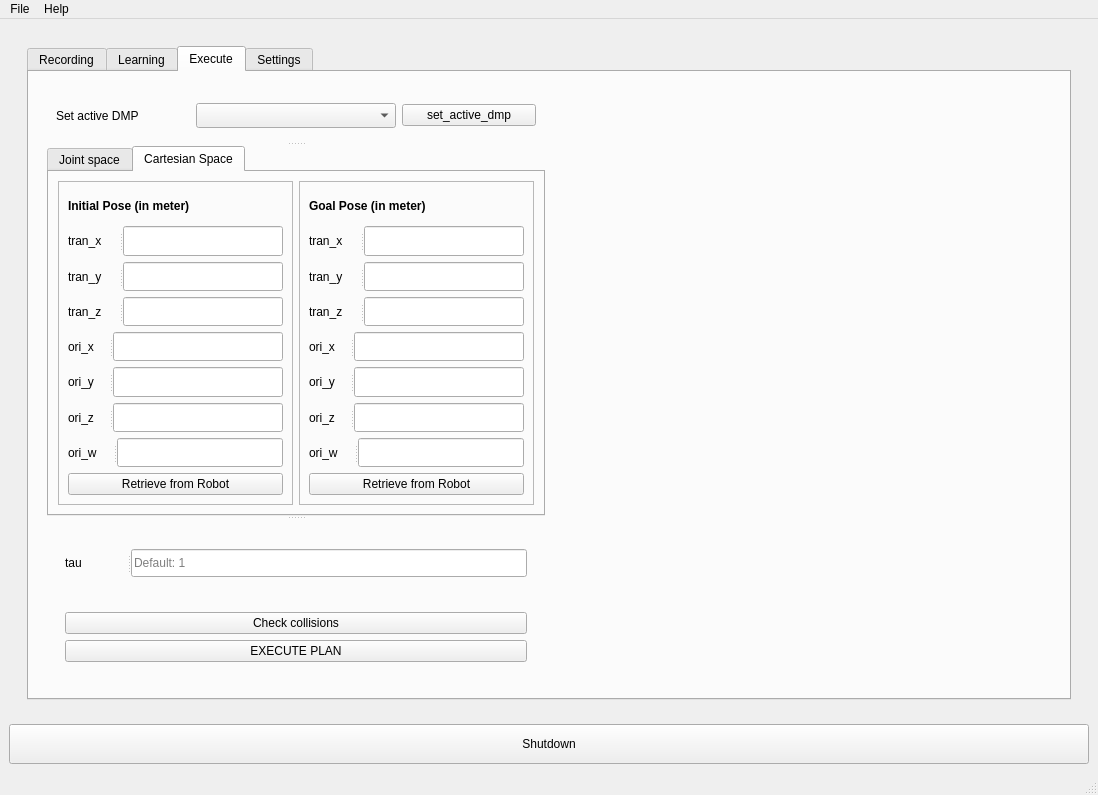
First picture: the form in roy_dmp/script/ui_dmp.ui, repository Izan00/ur_obstacle_avoidance, before the edit.
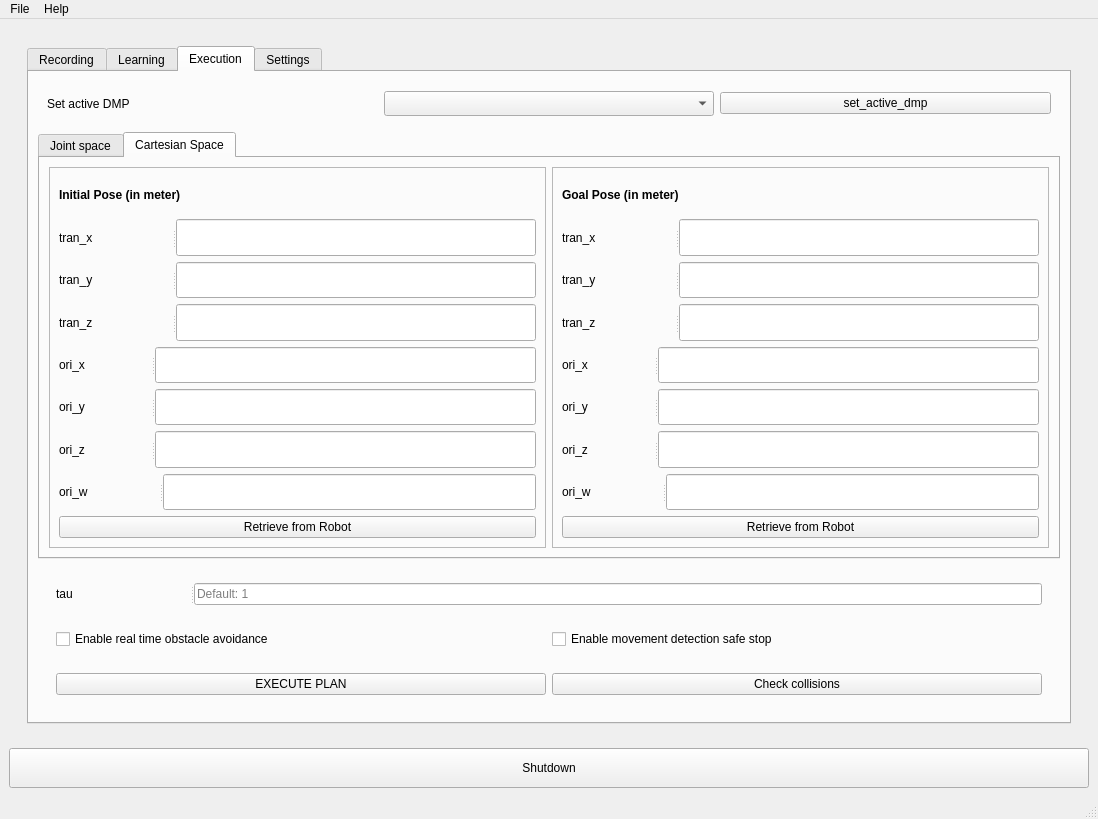
Second picture: the form after the edit. The open tabs and pages were chosen to show the change.

Commit message: gui bug-fixing + avoidance setup + obstacle teleop

```diff
--- a/roy_dmp/script/ui_dmp.ui
+++ b/roy_dmp/script/ui_dmp.ui
@@ -7,7 +7,7 @@
     <x>0</x>
     <y>0</y>
     <width>1098</width>
-    <height>795</height>
+    <height>819</height>
    </rect>
   </property>
   <property name="windowTitle">
@@ -688,28 +688,15 @@
                 </item>
                </layout>
               </widget>
-              <widget class="QWidget" name="Execute_tab">
+              <widget class="QWidget" name="Execution">
+               <property name="layoutDirection">
+                <enum>Qt::LeftToRight</enum>
+               </property>
                <attribute name="title">
-                <string>Execute</string>
+                <string>Execution</string>
                </attribute>
-               <layout class="QGridLayout" name="gridLayout_31">
-                <item row="0" column="1">
-                 <widget class="QFrame" name="frame_28">
-                  <property name="frameShape">
-                   <enum>QFrame::NoFrame</enum>
-                  </property>
-                  <property name="frameShadow">
-                   <enum>QFrame::Raised</enum>
-                  </property>
-                  <property name="lineWidth">
-                   <number>0</number>
-                  </property>
-                  <layout class="QHBoxLayout" name="horizontalLayout_3">
+               <layout class="QVBoxLayout" name="verticalLayout_29">
                    <item>
-                    <widget class="QSplitter" name="splitter_19">
-                     <property name="orientation">
-                      <enum>Qt::Vertical</enum>
-                     </property>
                      <widget class="QFrame" name="frame_29">
                       <property name="minimumSize">
                        <size>
@@ -756,6 +743,8 @@
                        </item>
                       </layout>
                      </widget>
+                </item>
+                <item>
                      <widget class="QTabWidget" name="tabWidget">
                       <property name="currentIndex">
                        <number>0</number>
@@ -1531,6 +1520,8 @@
                        </layout>
                       </widget>
                      </widget>
+                </item>
+                <item>
                      <widget class="QFrame" name="frame_31">
                       <property name="frameShape">
                        <enum>QFrame::NoFrame</enum>
@@ -1547,35 +1538,9 @@
                          <property name="frameShadow">
                           <enum>QFrame::Sunken</enum>
                          </property>
-                         <layout class="QGridLayout" name="gridLayout_30">
-                          <item row="1" column="0">
-                           <widget class="QPushButton" name="execute_plan_pushButton">
-                            <property name="text">
-                             <string>EXECUTE PLAN</string>
-                            </property>
-                           </widget>
-                          </item>
-                          <item row="0" column="0">
-                           <widget class="QPushButton" name="execute_collisionCheck_PB">
-                            <property name="text">
-                             <string>Check collisions</string>
-                            </property>
-                           </widget>
-                          </item>
-                         </layout>
-                        </widget>
-                       </item>
-                       <item row="0" column="0">
-                        <widget class="QFrame" name="frame_30">
-                         <property name="frameShape">
-                          <enum>QFrame::NoFrame</enum>
-                         </property>
-                         <property name="frameShadow">
-                          <enum>QFrame::Raised</enum>
-                         </property>
-                         <layout class="QVBoxLayout" name="verticalLayout_11">
+                     <layout class="QVBoxLayout" name="verticalLayout_27">
                           <item>
-                           <widget class="QSplitter" name="splitter_4">
+                       <widget class="QSplitter" name="splitter_102">
                             <property name="orientation">
                              <enum>Qt::Horizontal</enum>
                             </property>
@@ -1603,33 +1568,63 @@
                          </layout>
                         </widget>
                        </item>
-                      </layout>
-                     </widget>
-                    </widget>
+                   <item row="5" column="0">
+                    <widget class="QFrame" name="frame_46">
+                     <property name="frameShape">
+                      <enum>QFrame::NoFrame</enum>
+                     </property>
+                     <property name="frameShadow">
+                      <enum>QFrame::Sunken</enum>
+                     </property>
+                     <layout class="QGridLayout" name="gridLayout_33">
+                      <item row="0" column="1">
+                       <widget class="QPushButton" name="execute_collisionCheck_PB_3">
+                        <property name="text">
+                         <string>Check collisions</string>
+                        </property>
+                       </widget>
+                      </item>
+                      <item row="0" column="0">
+                       <widget class="QPushButton" name="execute_plan_pushButton_3">
+                        <property name="text">
+                         <string>EXECUTE PLAN</string>
+                        </property>
+                       </widget>
+                      </item>
+                     </layout>
+                    </widget>
                    </item>
-                   <item>
-                    <widget class="QFrame" name="frame_5">
-                     <property name="minimumSize">
-                      <size>
-                       <width>500</width>
-                       <height>0</height>
-                      </size>
-                     </property>
+                   <item row="3" column="0">
+                    <widget class="QFrame" name="frame_47">
                      <property name="frameShape">
                       <enum>QFrame::NoFrame</enum>
                      </property>
                      <property name="frameShadow">
-                      <enum>QFrame::Raised</enum>
+                      <enum>QFrame::Sunken</enum>
                      </property>
                      <layout class="QGridLayout" name="gridLayout_6">
+                      <item row="0" column="1">
+                       <widget class="QSplitter" name="splitter_100">
+                        <property name="orientation">
+                         <enum>Qt::Horizontal</enum>
+                        </property>
+                        <widget class="QCheckBox" name="safeStopCheckBox_3">
+                         <property name="text">
+                          <string>Enable movement detection safe stop</string>
+                         </property>
+                        </widget>
+                       </widget>
+                      </item>
                       <item row="0" column="0">
-                       <widget class="QWidget" name="space_for_rviz" native="true">
-                        <property name="minimumSize">
-                         <size>
-                          <width>0</width>
-                          <height>0</height>
-                         </size>
+                       <widget class="QSplitter" name="splitter_101">
+                        <property name="orientation">
+                         <enum>Qt::Horizontal</enum>
                         </property>
+                        <widget class="QCheckBox" name="avoidanceCheckBox_3">
+                         <property name="text">
+                          <string>Enable real time obstacle avoidance</string>
+                         </property>
+                        </widget>
                        </widget>
                       </item>
                      </layout>
```
Left out of the diff: 262 changed lines with no effect on the pictures. Lines whose indentation alone changed are shown as unchanged. The commit also changes 9 other files.
